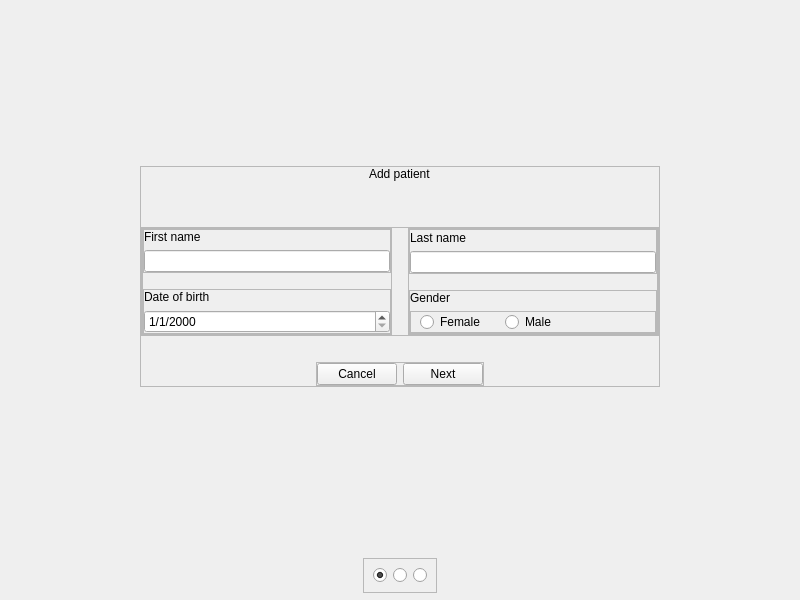
The window that skin application/skinApplication/src/views/ui/ui_add_patient.ui (AgustinCartaya/SkinApplication) describes before a commit, drawn with Qt 5.
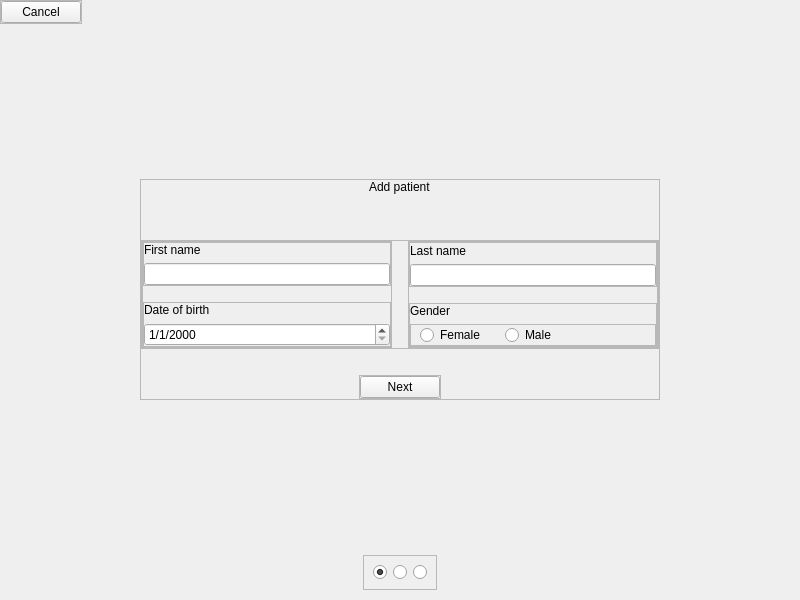
The same window after the commit. Custom widgets are drawn as their Qt base class.

Patch:
```diff
--- a/skin application/skinApplication/src/views/ui/ui_add_patient.ui
+++ b/skin application/skinApplication/src/views/ui/ui_add_patient.ui
@@ -20,9 +20,49 @@
    <property name="spacing">
     <number>16</number>
    </property>
+   <property name="leftMargin">
+    <number>0</number>
+   </property>
+   <property name="topMargin">
+    <number>0</number>
+   </property>
+   <property name="rightMargin">
+    <number>0</number>
+   </property>
    <property name="bottomMargin">
-    <number>7</number>
+    <number>10</number>
    </property>
+   <item alignment="Qt::AlignLeft">
+    <widget class="QFrame" name="c_navigator">
+     <property name="frameShape">
+      <enum>QFrame::StyledPanel</enum>
+     </property>
+     <property name="frameShadow">
+      <enum>QFrame::Raised</enum>
+     </property>
+     <layout class="QVBoxLayout" name="verticalLayout_9">
+      <property name="leftMargin">
+       <number>0</number>
+      </property>
+      <property name="topMargin">
+       <number>0</number>
+      </property>
+      <property name="rightMargin">
+       <number>0</number>
+      </property>
+      <property name="bottomMargin">
+       <number>0</number>
+      </property>
+      <item>
+       <widget class="NavigatorButton" name="bt_cancel">
+        <property name="text">
+         <string>Cancel</string>
+        </property>
+       </widget>
+      </item>
+     </layout>
+    </widget>
+   </item>
    <item>
     <spacer name="verticalSpacer_3">
      <property name="orientation">
@@ -401,13 +441,6 @@
          <property name="bottomMargin">
           <number>0</number>
          </property>
-         <item>
-          <widget class="Button" name="bt_cancel">
-           <property name="text">
-            <string>Cancel</string>
-           </property>
-          </widget>
-         </item>
          <item>
           <widget class="Button" name="bt_next">
            <property name="text">
@@ -483,6 +516,11 @@
    <extends>QLabel</extends>
    <header>.promoted.label</header>
   </customwidget>
+  <customwidget>
+   <class>NavigatorButton</class>
+   <extends>QPushButton</extends>
+   <header location="global">.promoted.navigator_button</header>
+  </customwidget>
   <customwidget>
    <class>Button</class>
    <extends>QPushButton</extends>
```
